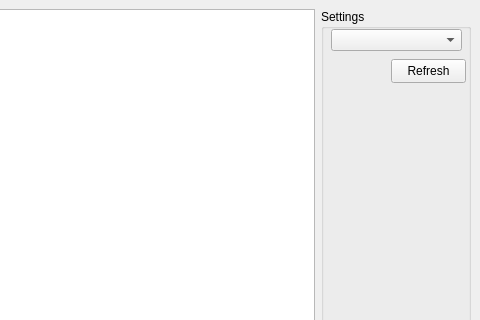
First picture: the form in mainwindow.ui, repository erguvann/serial_port_com, before the edit; both pictures show x 156 to 636 and y 0 to 320 of the 636 by 498 pixel window.
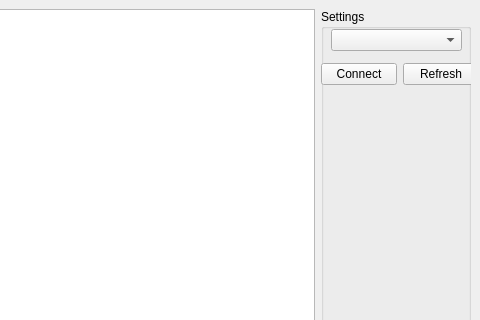
Second picture: the form after the edit.

Commit message: Port connection button created

```diff
--- a/mainwindow.ui
+++ b/mainwindow.ui
@@ -60,18 +60,31 @@
         </rect>
        </property>
       </widget>
-      <widget class="QPushButton" name="comPortButton">
+      <widget class="QWidget" name="horizontalLayoutWidget">
        <property name="geometry">
         <rect>
-         <x>70</x>
+         <x>0</x>
          <y>50</y>
-         <width>75</width>
-         <height>24</height>
+         <width>158</width>
+         <height>31</height>
         </rect>
        </property>
+       <layout class="QHBoxLayout" name="horizontalLayout_2">
+        <item>
+         <widget class="QPushButton" name="connectButton">
+          <property name="text">
+           <string>Connect</string>
+          </property>
+         </widget>
+        </item>
+        <item>
+         <widget class="QPushButton" name="comPortButton">
        <property name="text">
         <string>Refresh</string>
        </property>
+         </widget>
+        </item>
+       </layout>
       </widget>
      </widget>
     </item>
```
Lines whose indentation alone changed are shown as unchanged. The commit also changes 3 other files.
